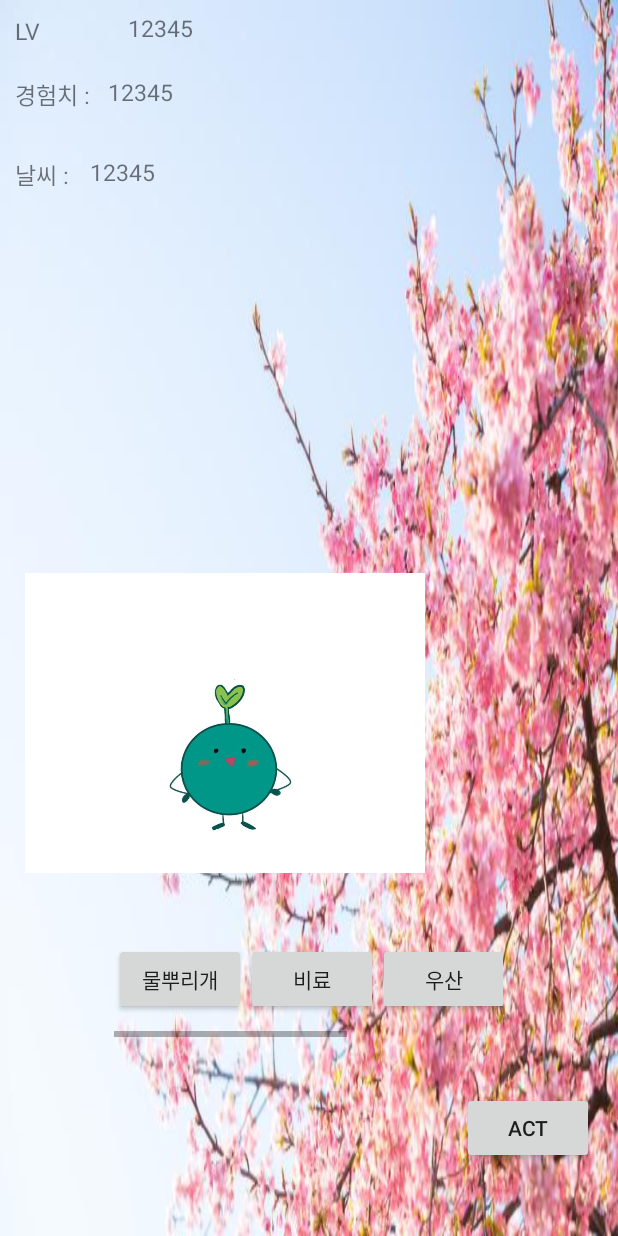
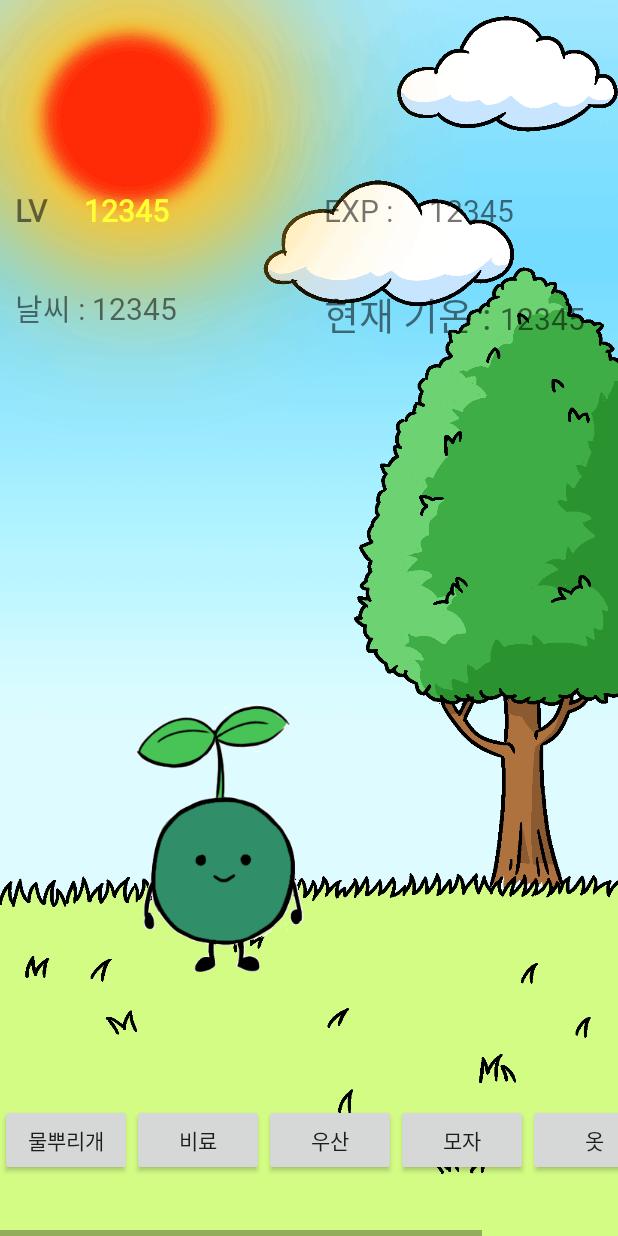
Before and after one commit to jinhoon227/KAZ, an Android app: the layout fragment_menu1_frag_growth_main.xml on its own in the app's theme, with its tools: preview values and no code run, on a phone screen of 412 x 824 dp. Run offline under Robolectric (Android 15) with nearby library versions, the phone set to English and light mode, and no system bars.

Commit message:
update ui

```diff
--- a/KAZ/app/src/main/res/layout/fragment_menu1_frag_growth_main.xml
+++ b/KAZ/app/src/main/res/layout/fragment_menu1_frag_growth_main.xml
@@ -4,165 +4,179 @@
     xmlns:app="http://schemas.android.com/apk/res-auto"
     xmlns:tools="http://schemas.android.com/tools"
     android:layout_width="match_parent"
+    android:layout_height="match_parent">
+
+    <FrameLayout
+        android:id="@+id/frame1"
+        android:layout_width="match_parent"
         android:layout_height="match_parent"
-    android:visibility="visible"
+        android:visibility="invisible"
         tools:visibility="visible">
+
         <ImageView
             android:id="@+id/imageView"
-        android:scaleType="fitXY"
             android:layout_width="match_parent"
             android:layout_height="match_parent"
-        android:layout_gravity="center|center_vertical"
-        android:layout_weight="1"
-        android:src="@drawable/spring" />
+            android:scaleType="fitXY"
+            android:src="@drawable/sunnyday" />
 
         <LinearLayout
             android:layout_width="match_parent"
             android:layout_height="match_parent"
             android:orientation="vertical"
-        tools:context=".Menu1FragGrowth">
-
-
-        <FrameLayout
-            android:id="@+id/frame1"
-            android:layout_width="match_parent"
-            android:layout_height="match_parent"
-            android:layout_weight="1"
-            android:visibility="invisible"
-            tools:visibility="visible">
+            android:weightSum="13">
 
             <LinearLayout
                 android:layout_width="match_parent"
-                android:layout_height="wrap_content"
-                android:orientation="vertical">
+                android:layout_height="0dp"
+                android:layout_weight="2"></LinearLayout>
 
             <LinearLayout
                 android:layout_width="match_parent"
+                android:layout_height="0dp"
+                android:layout_weight="1"
+                android:orientation="horizontal"
+                android:weightSum="2">
+
+                <LinearLayout
+                    android:layout_width="0dp"
                     android:layout_height="match_parent"
+                    android:layout_weight="1"
                     android:orientation="horizontal">
 
                     <TextView
                         android:id="@+id/level3"
-                        android:layout_width="150dp"
-
+                        android:layout_width="46dp"
                         android:layout_height="wrap_content"
-                        android:layout_marginStart="10dip"
-                        android:layout_marginLeft="10dip"
-                        android:layout_marginTop="10dip"
-                        android:layout_marginEnd="10dip"
-                        android:layout_marginRight="10dip"
-                        android:layout_marginBottom="10dip"
-                        android:layout_weight="1"
+                        android:layout_marginLeft="10dp"
+                        android:fontFamily="@font/bamin"
                         android:text="LV"
-                        android:textSize="15sp" />
+                        android:textSize="20dp"
+                        android:textStyle="bold" />
 
                     <TextView
                         android:id="@+id/LevelResult"
-                        android:layout_width="match_parent"
+                        android:layout_width="wrap_content"
                         android:layout_height="wrap_content"
-                        android:layout_marginTop="8dip"
+                        android:fontFamily="@font/bamin"
+                        android:text=""
+                        android:textColor="#FFFF33"
+                        android:textSize="20dp"
+                        android:textStyle="bold"
+                        tools:text="12345" />
+                </LinearLayout>
+
+                <LinearLayout
+                    android:layout_width="0dp"
+                    android:layout_height="match_parent"
                     android:layout_weight="1"
+                    android:orientation="horizontal">
+
+                    <TextView
+                        android:id="@+id/EXP3"
+                        android:layout_width="70dp"
+                        android:layout_height="wrap_content"
+                        android:layout_marginLeft="10dp"
+                        android:fontFamily="@font/bamin"
+                        android:text="EXP :"
+                        android:textSize="20dp" />
+
+                    <TextView
+                        android:id="@+id/ExpResult"
+                        android:layout_width="wrap_content"
+                        android:layout_height="wrap_content"
+                        android:fontFamily="@font/bamin"
                         android:text=""
-                        android:textSize="15sp"
+                        android:textSize="20dp"
                         tools:text="12345" />
-
+                </LinearLayout>
             </LinearLayout>
 
             <LinearLayout
                 android:layout_width="match_parent"
-                    android:layout_height="53dp"
-                    android:orientation="horizontal">
-
-                    <TextView
-                        android:id="@+id/EXP3"
-                        android:layout_width="123dp"
-                        android:layout_height="wrap_content"
-                        android:layout_marginStart="10dip"
-                        android:layout_marginLeft="10dip"
-                        android:layout_marginTop="10dip"
-                        android:layout_marginEnd="10dip"
-                        android:layout_marginRight="10dip"
-                        android:layout_marginBottom="10dip"
+                android:layout_height="0dp"
                 android:layout_weight="1"
-                        android:text="경험치 :"
-                        android:textSize="15sp" />
-
-                    <TextView
-                        android:id="@+id/ExpResult"
-                        android:layout_width="match_parent"
-                        android:layout_height="wrap_content"
-                        android:layout_marginTop="8dip"
-                        android:layout_weight="1"
-                        android:text=""
-                        android:textSize="15sp"
-                        tools:text="12345" />
-
-                </LinearLayout>
+                android:orientation="horizontal"
+                android:weightSum="2">
 
                 <LinearLayout
-                    android:layout_width="match_parent"
-                    android:layout_height="54dp"
+                    android:layout_width="0dp"
+                    android:layout_height="match_parent"
+                    android:layout_weight="1"
                     android:orientation="horizontal">
 
                     <TextView
                         android:id="@+id/weather2"
                         android:layout_width="wrap_content"
                         android:layout_height="wrap_content"
-                        android:layout_marginStart="10dip"
-                        android:layout_marginLeft="10dip"
-                        android:layout_marginTop="10dip"
-                        android:layout_marginEnd="10dip"
-                        android:layout_marginRight="10dip"
-                        android:layout_marginBottom="10dip"
+                        android:layout_marginLeft="10dp"
+                        android:fontFamily="@font/bamin"
                         android:text="날씨 : "
-                        android:textSize="15sp" />
+                        android:textSize="20dp" />
 
                     <TextView
                         android:id="@+id/WeatherResult"
-                        android:layout_width="match_parent"
+                        android:layout_width="wrap_content"
                         android:layout_height="wrap_content"
-                        android:layout_marginTop="8dip"
-                        android:layout_weight="1"
+                        android:fontFamily="@font/bamin"
                         android:text=""
-                        android:textSize="15sp"
+                        android:textSize="20dp"
                         tools:text="12345" />
-                </LinearLayout>
                 </LinearLayout>
 
 
+                <LinearLayout
+                    android:layout_width="0dp"
+                    android:layout_height="match_parent"
+                    android:layout_weight="1"
+                    android:orientation="horizontal">
 
-            <FrameLayout
+                    <TextView
+                        android:id="@+id/temper"
+                        android:layout_width="wrap_content"
+                        android:layout_height="wrap_content"
+                        android:layout_marginLeft="10dp"
+                        android:fontFamily="@font/bamin"
+                        android:text="현재 기온 : "
+                        android:textSize="25sp" />
+
+                    <TextView
+                        android:id="@+id/temperResult"
+                        android:layout_width="wrap_content"
+                        android:layout_height="wrap_content"
+                        android:fontFamily="@font/bamin"
+                        android:text=""
+                        android:textSize="20dp"
+                        tools:text="12345" />
+                </LinearLayout>
+
+            </LinearLayout>
+
+
+            <LinearLayout
                 android:layout_width="match_parent"
-                android:layout_height="match_parent">
+                android:layout_height="0dp"
+                android:layout_weight="3"></LinearLayout>
 
             <ImageView
                 android:id="@+id/plant1"
                 android:layout_width="300dp"
-                    android:layout_height="200dp"
+                android:layout_height="0dp"
                 android:layout_gravity="center_vertical"
-                    android:layout_marginStart="0dp"
-                    android:layout_marginLeft="0dp"
-                    android:layout_marginTop="70dp"
-                    app:srcCompat="@drawable/bean1" />
+                android:layout_weight="4"
+                app:srcCompat="@drawable/sad" />
 
             <LinearLayout
                 android:layout_width="match_parent"
-                    android:layout_height="502dp"
+                android:layout_height="0dp"
+                android:layout_weight="2"
                 android:layout_gravity="bottom"
                 android:orientation="vertical">
 
-                    <LinearLayout
+                <HorizontalScrollView
                     android:layout_width="match_parent"
-                        android:layout_height="308dp"
-                        android:layout_weight="1"
-                        android:orientation="vertical" />
-
-                    <HorizontalScrollView
-                        android:layout_width="266dp"
-                        android:layout_height="103dp"
-                        android:layout_gravity="bottom|center"
-                        android:layout_weight="1"
-                        android:padding="3dp">
+                    android:layout_height="match_parent"
+                    android:layout_gravity="bottom|center">
 
                     <TableLayout
                         android:layout_width="wrap_content"
@@ -210,33 +224,18 @@
                                 android:text="옷"
                                 tools:visibility="visible" />
 
-                            </TableRow>
-
-                        </TableLayout>
-                    </HorizontalScrollView>
-
-                    <FrameLayout
-                        android:layout_width="match_parent"
-                        android:layout_height="149dp"
-                        android:layout_weight="1">
-
                             <Button
                                 android:id="@+id/button4"
                                 android:layout_width="wrap_content"
                                 android:layout_height="wrap_content"
-                            android:layout_gravity="right"
-                            android:layout_marginLeft="30dp"
-                            android:layout_marginTop="33dp"
-                            android:layout_marginEnd="16dp"
-                            android:layout_marginRight="16dp"
                                 android:text="act" />
-                    </FrameLayout>
+
+                        </TableRow>
+                    </TableLayout>
+                </HorizontalScrollView>
+            </LinearLayout>
 
         </LinearLayout>
     </FrameLayout>
 
-        </FrameLayout>
-
-    </LinearLayout>
-
 </android.support.constraint.ConstraintLayout>
--- a/KAZ/app/src/main/res/layout/fragment_menu1_frag_growth_main2.xml
+++ b/KAZ/app/src/main/res/layout/fragment_menu1_frag_growth_main2.xml
@@ -3,7 +3,6 @@
 <android.support.constraint.ConstraintLayout
     android:layout_height="match_parent"
     android:layout_width="match_parent"
-    android:orientation="vertical"
     xmlns:tools="http://schemas.android.com/tools"
     xmlns:app="http://schemas.android.com/apk/res-auto"
     xmlns:android="http://schemas.android.com/apk/res/android">
@@ -19,9 +18,7 @@
         android:layout_width="match_parent"
         android:layout_height="match_parent"
         android:orientation="vertical"
-        android:weightSum="13"
-        tools:layout_editor_absoluteX="0dp"
-        tools:layout_editor_absoluteY="0dp">
+        android:weightSum="13">
 
 
         <DigitalClock
```
Lines whose indentation alone changed are shown as unchanged.
